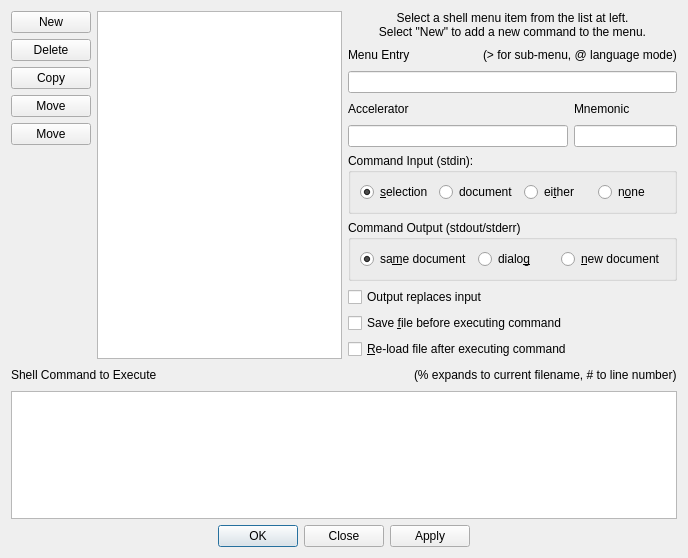
Qt form source/DialogShellMenu.ui (eteran/nedit-ng) before a commit.
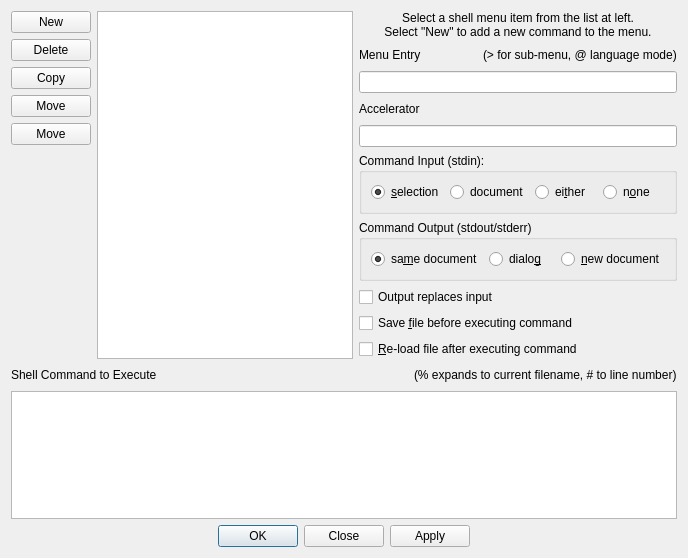
The same form after that commit. Icons and pictures are not drawn. Custom widgets are drawn as their Qt base class.

Commit message:
switching how mnemonics are handled to be inline with Qt's approach. It is more flexible for the user even if it isn't backwards compatible.
It should be a fairly simple migration though.

Patch:
```diff
--- a/source/DialogShellMenu.ui
+++ b/source/DialogShellMenu.ui
@@ -175,24 +175,6 @@
            </item>
           </layout>
          </item>
-         <item>
-          <layout class="QVBoxLayout" name="verticalLayout_2">
-           <item>
-            <widget class="QLabel" name="label_5">
-             <property name="text">
-              <string>Mnemonic</string>
-             </property>
-            </widget>
-           </item>
-           <item>
-            <widget class="QLineEdit" name="editMnemonic">
-             <property name="maxLength">
-              <number>1</number>
-             </property>
-            </widget>
-           </item>
-          </layout>
-         </item>
         </layout>
        </item>
        <item>
```
The commit also changes 10 other files.
